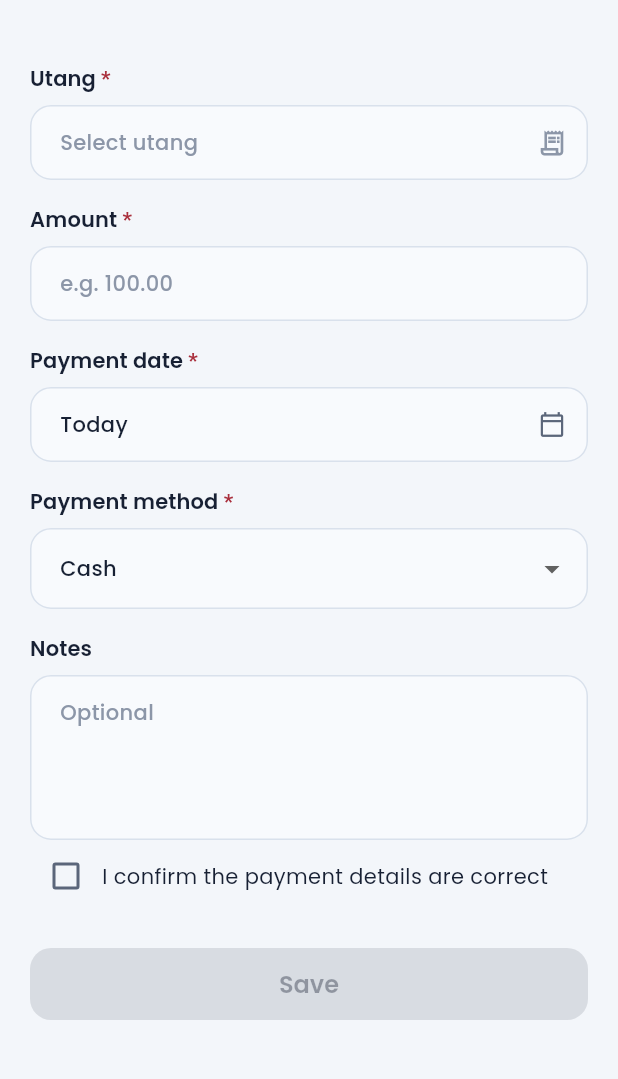
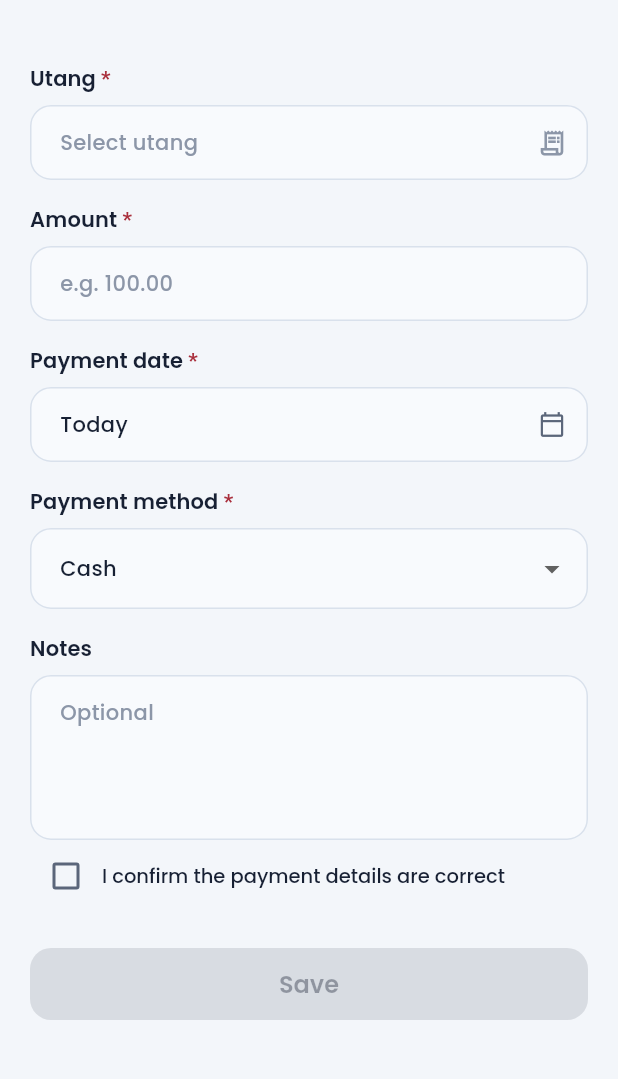
Before and after one commit to alduanemirasol/utang_tracker, a Flutter app: the screen it shows after launch, after a tap on "Record bayad", on a phone screen of 412 x 824 dp, the part 69-1148 px from its top. Run offline on Flutter 3.47's test engine with Material 3 defaults, Android fonts, the phone set to English and light mode, and no system bars; our stand-ins replace drift, drift_flutter, equatable, flutter_riverpod, go_router, package_info_plus and 2 more; accounts and stored records are empty; generated files the repository leaves out were written again; network calls fail.

Commit message:
v1.0.22: bolder dashboard labels, smaller payment confirmation text

```diff
--- a/assets/release_notes/current.json
+++ b/assets/release_notes/current.json
@@ -1,6 +1,7 @@
 {
-  "version": "1.0.21",
+  "version": "1.0.22",
   "notes": [
-    "Added confirmation checkbox on record payment screen"
+    "Bolder dashboard labels",
+    "Smaller confirmation text on payment screen"
   ]
 }
--- a/lib/features/dashboard/presentation/pages/dashboard_page.dart
+++ b/lib/features/dashboard/presentation/pages/dashboard_page.dart
@@ -200,6 +200,7 @@ class _LedgerBalanceCard extends StatelessWidget {
                 'Total Receivables',
                 style: Theme.of(context).textTheme.bodySmall?.copyWith(
                   color: AppColors.textOnPrimarySoft,
+                  fontWeight: FontWeight.w500,
                 ),
               ),
               const SizedBox(height: AppSpacing.md),
@@ -222,7 +223,10 @@ class _LedgerBalanceCard extends StatelessWidget {
                         Text(
                           'Active Utang',
                           style: Theme.of(context).textTheme.bodySmall
-                              ?.copyWith(color: AppColors.textOnPrimarySoft),
+                              ?.copyWith(
+                                color: AppColors.textOnPrimarySoft,
+                                fontWeight: FontWeight.w500,
+                              ),
                         ),
                         const SizedBox(height: AppSpacing.xs),
                         Text(
@@ -248,7 +252,10 @@ class _LedgerBalanceCard extends StatelessWidget {
                         Text(
                           'Collected Today',
                           style: Theme.of(context).textTheme.bodySmall
-                              ?.copyWith(color: AppColors.textOnPrimarySoft),
+                              ?.copyWith(
+                                color: AppColors.textOnPrimarySoft,
+                                fontWeight: FontWeight.w500,
+                              ),
                         ),
                         const SizedBox(height: AppSpacing.xs),
                         FittedBox(
--- a/lib/features/payments/presentation/pages/record_payment_page.dart
+++ b/lib/features/payments/presentation/pages/record_payment_page.dart
@@ -355,8 +355,15 @@ class _RecordPaymentPageState extends ConsumerState<RecordPaymentPage> {
                   value: _confirmed,
                   onChanged: (v) => setState(() => _confirmed = v ?? false),
                 ),
-                const Expanded(
-                  child: Text('I confirm the payment details are correct'),
+                Expanded(
+                  child: Text(
+                    'I confirm the payment details are correct',
+                    style: Theme.of(context).textTheme.labelSmall?.copyWith(
+                      fontSize: 13,
+                      fontWeight: FontWeight.w500,
+                      letterSpacing: 0,
+                    ),
+                  ),
                 ),
               ],
             ),
--- a/pubspec.yaml
+++ b/pubspec.yaml
@@ -16,7 +16,7 @@ publish_to: 'none' # Remove this line if you wish to publish to pub.dev
 # https://developer.apple.com/library/archive/documentation/General/Reference/InfoPlistKeyReference/Articles/CoreFoundationKeys.html
 # In Windows, build-name is used as the major, minor, and patch parts
 # of the product and file versions while build-number is used as the build suffix.
-version: 1.0.21+20
+version: 1.0.22+21
 
 environment:
   sdk: ^3.12.0
```
